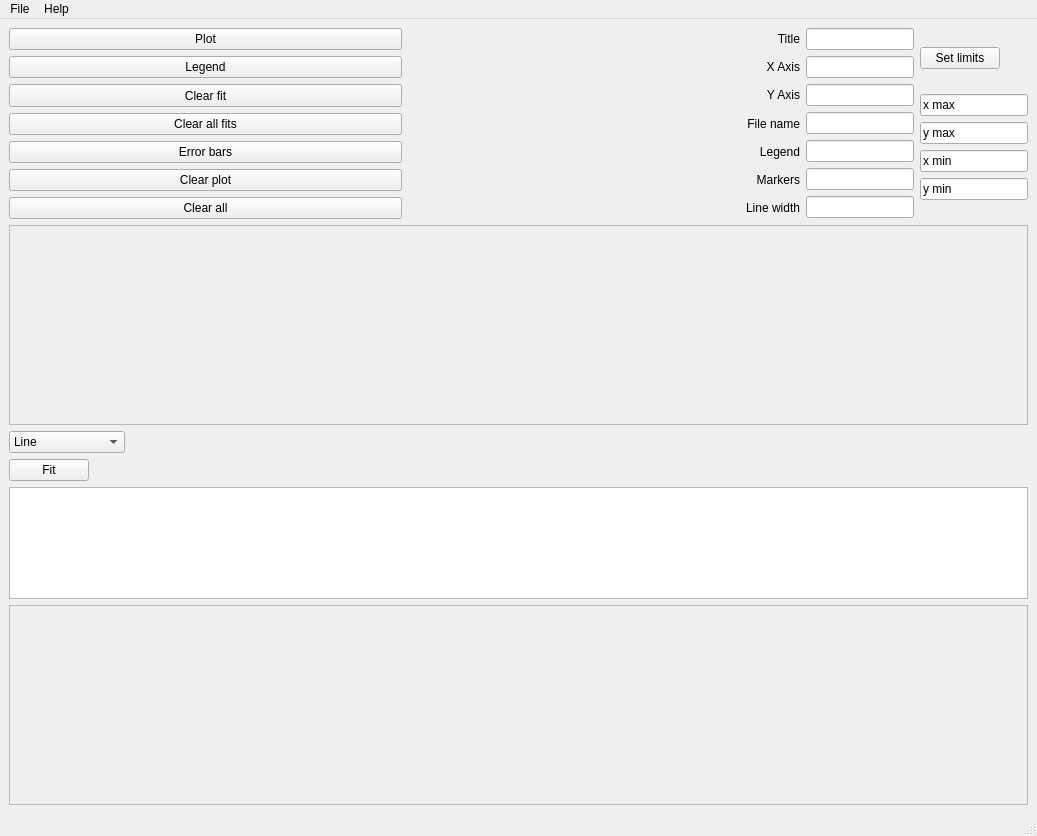
Above: a.ui from Arepop/Quick-Fitter before the change. Below: the same form after it.
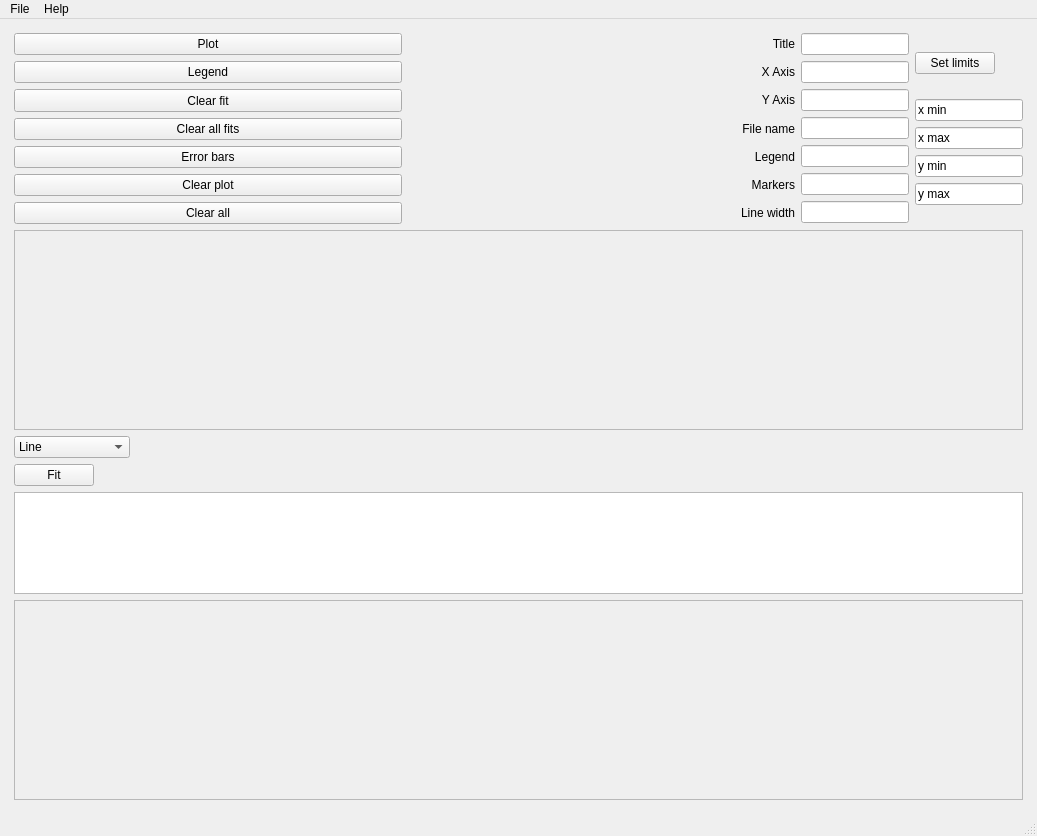
That is the form after the change.

The edit to the form file:
```diff
--- a/a.ui
+++ b/a.ui
@@ -15,7 +15,7 @@
   </property>
   <widget class="QWidget" name="centralwidget">
    <layout class="QGridLayout" name="gridLayout_3">
-    <item row="0" column="0">
+    <item row="1" column="1">
      <layout class="QGridLayout" name="gridLayout_2">
       <item row="0" column="0">
        <layout class="QVBoxLayout" name="verticalLayout_8">
@@ -263,32 +263,6 @@
             </item>
             <item>
              <layout class="QVBoxLayout" name="verticalLayout_4">
-              <item>
-               <widget class="QLineEdit" name="xmaxLineEdit">
-                <property name="sizePolicy">
-                 <sizepolicy hsizetype="Fixed" vsizetype="Fixed">
-                  <horstretch>0</horstretch>
-                  <verstretch>0</verstretch>
-                 </sizepolicy>
-                </property>
-                <property name="text">
-                 <string>x max</string>
-                </property>
-               </widget>
-              </item>
-              <item>
-               <widget class="QLineEdit" name="ymaxLineEdit">
-                <property name="sizePolicy">
-                 <sizepolicy hsizetype="Fixed" vsizetype="Fixed">
-                  <horstretch>0</horstretch>
-                  <verstretch>0</verstretch>
-                 </sizepolicy>
-                </property>
-                <property name="text">
-                 <string>y max</string>
-                </property>
-               </widget>
-              </item>
               <item>
                <widget class="QLineEdit" name="xminLineEdit">
                 <property name="sizePolicy">
@@ -302,6 +276,19 @@
                 </property>
                </widget>
               </item>
+              <item>
+               <widget class="QLineEdit" name="xmaxLineEdit">
+                <property name="sizePolicy">
+                 <sizepolicy hsizetype="Fixed" vsizetype="Fixed">
+                  <horstretch>0</horstretch>
+                  <verstretch>0</verstretch>
+                 </sizepolicy>
+                </property>
+                <property name="text">
+                 <string>x max</string>
+                </property>
+               </widget>
+              </item>
               <item>
                <widget class="QLineEdit" name="yminLineEdit">
                 <property name="sizePolicy">
@@ -315,6 +302,19 @@
                 </property>
                </widget>
               </item>
+              <item>
+               <widget class="QLineEdit" name="ymaxLineEdit">
+                <property name="sizePolicy">
+                 <sizepolicy hsizetype="Fixed" vsizetype="Fixed">
+                  <horstretch>0</horstretch>
+                  <verstretch>0</verstretch>
+                 </sizepolicy>
+                </property>
+                <property name="text">
+                 <string>y max</string>
+                </property>
+               </widget>
+              </item>
              </layout>
             </item>
            </layout>
@@ -345,7 +345,7 @@
               <rect>
                <x>0</x>
                <y>0</y>
-               <width>500</width>
+               <width>489</width>
                <height>198</height>
               </rect>
              </property>
@@ -441,7 +441,7 @@
               <rect>
                <x>0</x>
                <y>0</y>
-               <width>500</width>
+               <width>489</width>
                <height>198</height>
               </rect>
              </property>
@@ -468,6 +468,70 @@
       </item>
      </layout>
     </item>
+    <item row="1" column="0">
+     <spacer name="horizontalSpacer_2">
+      <property name="orientation">
+       <enum>Qt::Horizontal</enum>
+      </property>
+      <property name="sizeType">
+       <enum>QSizePolicy::Fixed</enum>
+      </property>
+      <property name="sizeHint" stdset="0">
+       <size>
+        <width>5</width>
+        <height>20</height>
+       </size>
+      </property>
+     </spacer>
+    </item>
+    <item row="1" column="2">
+     <spacer name="horizontalSpacer">
+      <property name="orientation">
+       <enum>Qt::Horizontal</enum>
+      </property>
+      <property name="sizeType">
+       <enum>QSizePolicy::Fixed</enum>
+      </property>
+      <property name="sizeHint" stdset="0">
+       <size>
+        <width>5</width>
+        <height>20</height>
+       </size>
+      </property>
+     </spacer>
+    </item>
+    <item row="0" column="1">
+     <spacer name="verticalSpacer">
+      <property name="orientation">
+       <enum>Qt::Vertical</enum>
+      </property>
+      <property name="sizeType">
+       <enum>QSizePolicy::Fixed</enum>
+      </property>
+      <property name="sizeHint" stdset="0">
+       <size>
+        <width>20</width>
+        <height>5</height>
+       </size>
+      </property>
+     </spacer>
+    </item>
+    <item row="2" column="1">
+     <spacer name="verticalSpacer_2">
+      <property name="orientation">
+       <enum>Qt::Vertical</enum>
+      </property>
+      <property name="sizeType">
+       <enum>QSizePolicy::Fixed</enum>
+      </property>
+      <property name="sizeHint" stdset="0">
+       <size>
+        <width>20</width>
+        <height>5</height>
+       </size>
+      </property>
+     </spacer>
+    </item>
    </layout>
    <zorder>scrollArea</zorder>
    <zorder>scrollArea_files</zorder>
```
Left out of the diff: 9 changed lines with no effect on the pictures.
